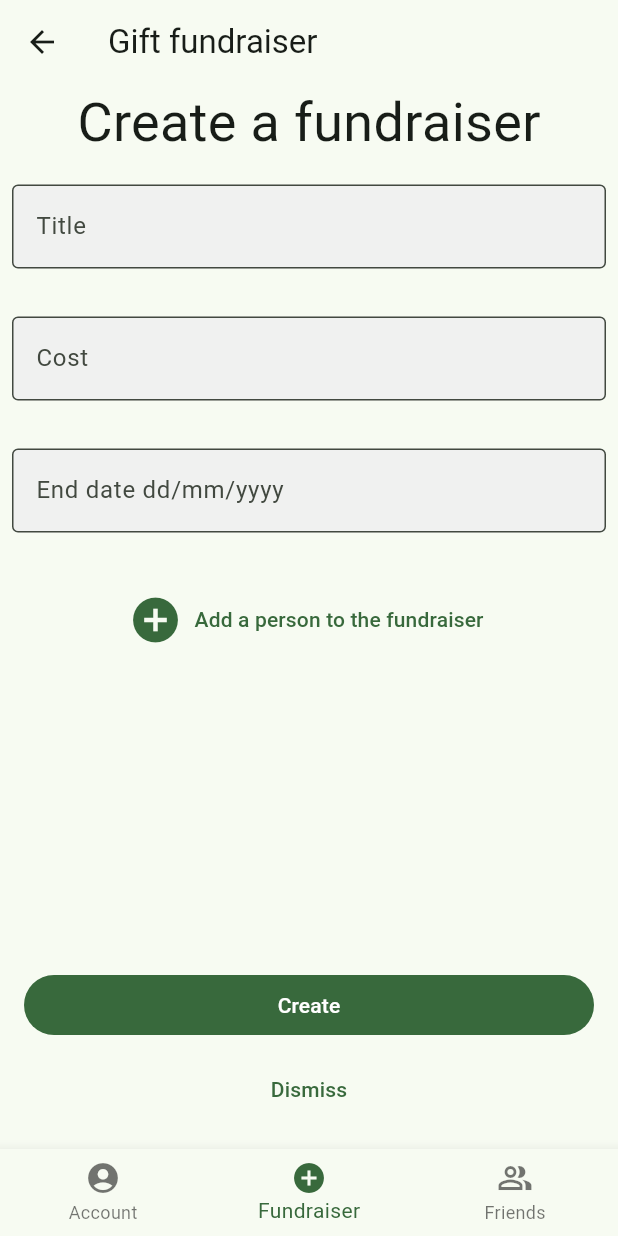
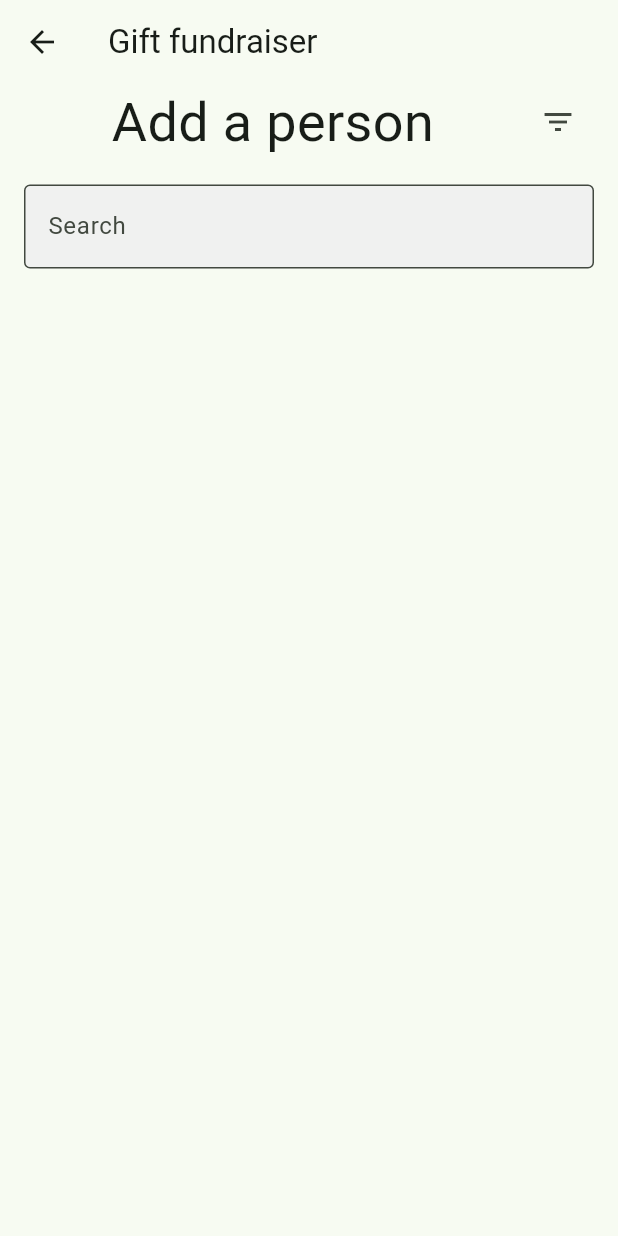
Before and after one commit to pablolambo/Gift-raiser-app, a Flutter app: the HomePage screen opened directly, item 2 of the bottom bar chosen, after a tap on "Add a person to the fundraiser", on a phone screen of 412 x 824 dp. Run offline on Flutter 3.47's test engine with Material 3 defaults, Android fonts, the light colour scheme and no system bars.

Commit message:
Added AddPerson button to fundraiser

```diff
--- a/src/lib/add_fundraiser_widget.dart
+++ b/src/lib/add_fundraiser_widget.dart
@@ -85,7 +85,10 @@ class _AddFundraiserWidgetState extends State<AddFundraiserWidget> {
             children: [
               TextButton.icon(
                 onPressed: () {
-                  // TODO: Implement this
+                    Navigator.push(
+                    context,
+                    MaterialPageRoute(builder: (context) => AddPerson()),
+                  );
                 },
                 icon: Icon(
                   Icons.add_circle,
@@ -172,3 +175,76 @@ Expanded(
     );
   }
 }
+
+class AddPerson extends StatelessWidget {
+  final List<String> filters = ['Woman', 'Man', '\$', '\$\$', '\$\$\$'];
+  List<String> selectedFilters = [];
+
+  @override
+  Widget build(BuildContext context) {
+    return Scaffold(
+      appBar: AppBar(
+        title: const Text('Gift fundraiser'),
+      ),
+      body: Column(
+        children: [
+          Padding(
+            padding: const EdgeInsets.symmetric(horizontal: 16.0),
+            child: Row(
+              children: [
+                Expanded(
+                  child: Text(
+                    'Add a person',
+                    textAlign: TextAlign.center,
+                    style: TextStyle(fontSize: 36),
+                  ),
+                ),
+                IconButton(
+                  icon: Icon(Icons.filter_list),
+                  onPressed: () {
+                    showDialog(context:
+                    context, builder: (BuildContext context) {
+                      return AlertDialog(
+                        title: Text('Filter'),
+                        content: Column(
+                          children: filters
+                              .map((filter) => CheckboxListTile(
+                                    title: Text(filter),
+                                    value: false,
+                                    onChanged: (bool? value) {},
+                                  ))
+                              .toList(),
+                        ),
+                        actions: [
+                          TextButton(
+                            onPressed: () {
+                              Navigator.of(context).pop();
+                            },
+                            child: Text('OK'),
+                          ),
+                        ],
+                      );
+                    },
+                    );
+                  },
+                ),
+              ],
+            ),
+          ),
+          Padding(
+            padding: const EdgeInsets.all(16.0),
+            child: TextFormField(
+              decoration: InputDecoration(
+                border: OutlineInputBorder(),
+                labelText: 'Search',
+                fillColor: Color.fromARGB(240, 240, 240, 240),
+                filled: true,
+              ),
+            ),
+          ),
+          // Add your ListView or other content here
+        ],
+      ),
+    );
+  }
+}
--- a/src/lib/main.dart
+++ b/src/lib/main.dart
@@ -86,7 +86,6 @@ class FriendsPage extends StatelessWidget{
   @override
   Widget build(BuildContext context) {
     return ListView(
-      padding: const EdgeInsets.all(8),
       children: [
       Center(
         child: Text(
```
